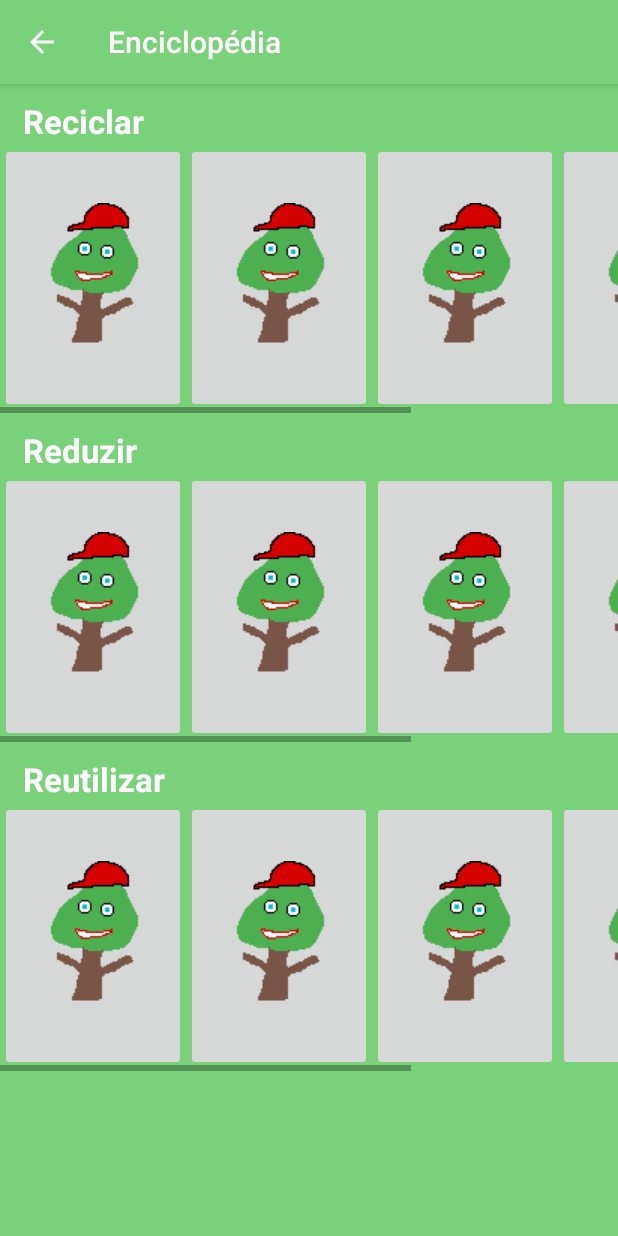
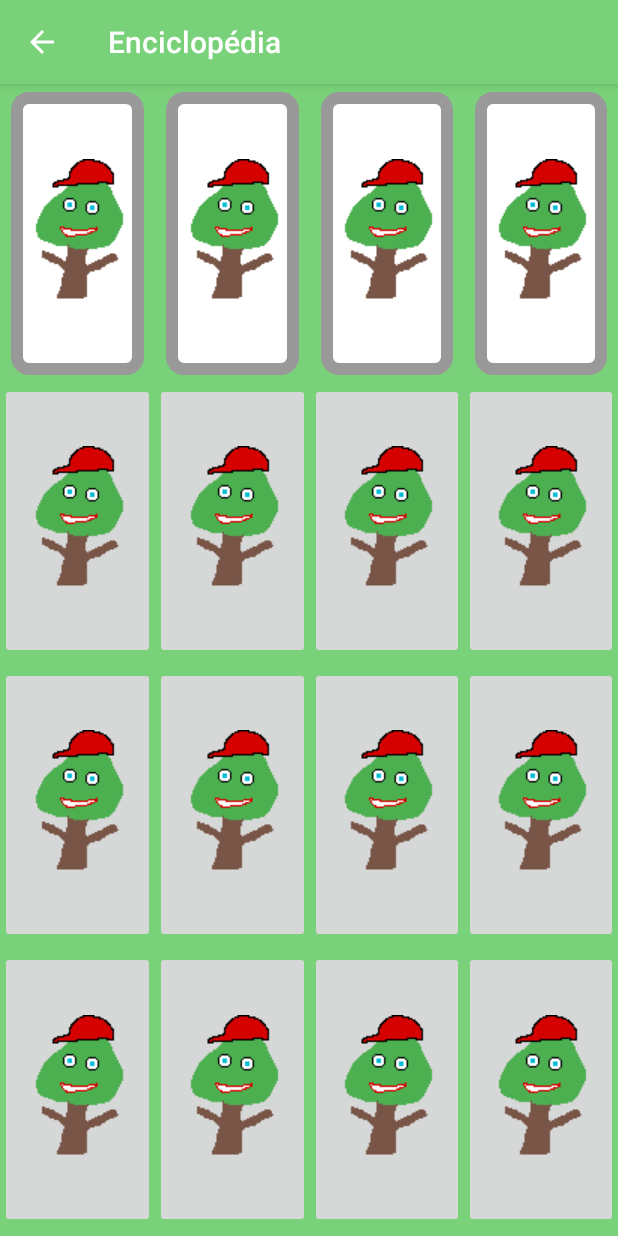
Before and after one commit to alexsn98/GoGreen, an Android app: the EnciclopediaActivity screen opened directly, with no data from a screen before it, on a phone screen of 412 x 824 dp. Run offline under Robolectric (Android 15) with nearby library versions, the phone set to English and light mode, and no system bars.

Commit message:
mudamos ecra das cartas, TODO: por em constraint

```diff
--- a/app/src/main/res/layout/activity_enciclopedia.xml
+++ b/app/src/main/res/layout/activity_enciclopedia.xml
@@ -10,30 +10,136 @@
 
     <LinearLayout
         android:layout_width="match_parent"
-        android:layout_height="wrap_content"
+        android:layout_height="match_parent"
         android:orientation="vertical"
         tools:context=".EnciclopediaActivity">
 
-        <TextView
-            android:id="@+id/textView12"
+        <LinearLayout
+            android:layout_width="wrap_content"
+            android:layout_height="10dp"
+            android:layout_weight="1"
+            android:paddingTop="5dp"
+            android:paddingBottom="5dp">
+
+            <ImageButton
+                android:id="@+id/imageButton19"
                 android:layout_width="match_parent"
-            android:layout_height="wrap_content"
+                android:layout_height="match_parent"
+                android:layout_marginLeft="7dp"
+                android:layout_marginRight="7dp"
                 android:layout_weight="1"
-            android:paddingLeft="15dp"
-            android:paddingTop="10dp"
-            android:text="@string/EnciclopediaReciclar"
-            android:textColor="#FFFF"
-            android:textSize="22sp"
-            android:textStyle="bold" />
+                android:background="@drawable/pop_up"
+                app:srcCompat="@drawable/avatar_tree" />
 
-        <HorizontalScrollView
+            <ImageButton
+                android:id="@+id/imageButton20"
                 android:layout_width="match_parent"
-            android:layout_height="180dp"
-            android:layout_weight="1">
+                android:layout_height="match_parent"
+                android:layout_marginLeft="7dp"
+                android:layout_marginRight="7dp"
+                android:layout_weight="1"
+                android:background="@drawable/pop_up"
+                app:srcCompat="@drawable/avatar_tree" />
+
+            <ImageButton
+                android:id="@+id/imageButton21"
+                android:layout_width="match_parent"
+                android:layout_height="match_parent"
+                android:layout_marginLeft="7dp"
+                android:layout_marginRight="7dp"
+                android:layout_weight="1"
+                android:background="@drawable/pop_up"
+                app:srcCompat="@drawable/avatar_tree" />
+
+            <ImageButton
+                android:id="@+id/imageButton22"
+                android:layout_width="match_parent"
+                android:layout_height="match_parent"
+                android:layout_marginLeft="7dp"
+                android:layout_marginRight="7dp"
+                android:layout_weight="1"
+                android:background="@drawable/pop_up"
+                app:srcCompat="@drawable/avatar_tree" />
+
+        </LinearLayout>
+
+        <LinearLayout
+            android:layout_width="match_parent"
+            android:layout_height="0dp"
+            android:layout_weight="1"
+            android:paddingBottom="5dp">
+
+            <ImageButton
+                android:id="@+id/imageButton15"
+                android:layout_width="match_parent"
+                android:layout_height="match_parent"
+                android:layout_weight="1"
+                app:srcCompat="@drawable/avatar_tree" />
+
+            <ImageButton
+                android:id="@+id/imageButton16"
+                android:layout_width="match_parent"
+                android:layout_height="match_parent"
+                android:layout_weight="1"
+                app:srcCompat="@drawable/avatar_tree" />
+
+            <ImageButton
+                android:id="@+id/imageButton17"
+                android:layout_width="match_parent"
+                android:layout_height="match_parent"
+                android:layout_weight="1"
+                app:srcCompat="@drawable/avatar_tree" />
+
+            <ImageButton
+                android:id="@+id/imageButton18"
+                android:layout_width="match_parent"
+                android:layout_height="match_parent"
+                android:layout_weight="1"
+                app:srcCompat="@drawable/avatar_tree" />
+
+        </LinearLayout>
 
         <LinearLayout
             android:layout_width="wrap_content"
-                android:layout_height="match_parent">
+            android:layout_height="0dp"
+            android:layout_weight="1"
+            android:paddingBottom="5dp">
+
+            <ImageButton
+                android:id="@+id/imageButton6"
+                android:layout_width="match_parent"
+                android:layout_height="match_parent"
+                android:layout_weight="1"
+                app:srcCompat="@drawable/avatar_tree" />
+
+            <ImageButton
+                android:id="@+id/imageButton7"
+                android:layout_width="match_parent"
+                android:layout_height="match_parent"
+                android:layout_weight="1"
+                app:srcCompat="@drawable/avatar_tree" />
+
+            <ImageButton
+                android:id="@+id/imageButton8"
+                android:layout_width="match_parent"
+                android:layout_height="match_parent"
+                android:layout_weight="1"
+                app:srcCompat="@drawable/avatar_tree" />
+
+            <ImageButton
+                android:id="@+id/imageButton9"
+                android:layout_width="match_parent"
+                android:layout_height="match_parent"
+                android:layout_weight="1"
+                app:srcCompat="@drawable/avatar_tree" />
+
+        </LinearLayout>
+
+        <LinearLayout
+            android:layout_width="wrap_content"
+            android:layout_height="0dp"
+            android:layout_weight="1"
+            android:paddingBottom="5dp">
 
             <ImageButton
                 android:id="@+id/fact1"
@@ -65,149 +171,9 @@
                 android:layout_weight="1"
                 app:srcCompat="@drawable/avatar_tree" />
 
-                <ImageButton
-                    android:id="@+id/imageButton5"
-                    android:layout_width="match_parent"
-                    android:layout_height="match_parent"
-                    android:layout_weight="1"
-                    app:srcCompat="@drawable/avatar_tree" />
         </LinearLayout>
-        </HorizontalScrollView>
 
 
     </LinearLayout>
 
-    <LinearLayout
-        android:layout_width="match_parent"
-        android:layout_height="wrap_content"
-        android:orientation="vertical"
-        tools:context=".EnciclopediaActivity">
-
-        <TextView
-            android:id="@+id/textView13"
-            android:layout_width="match_parent"
-            android:layout_height="wrap_content"
-            android:layout_weight="1"
-            android:paddingLeft="15dp"
-            android:paddingTop="10dp"
-            android:text="@string/EnciclopediaReduzir"
-            android:textColor="#FFFF"
-            android:textSize="22sp"
-            android:textStyle="bold" />
-
-        <HorizontalScrollView
-            android:layout_width="match_parent"
-            android:layout_height="180dp"
-            android:layout_weight="1">
-
-            <LinearLayout
-                android:layout_width="wrap_content"
-                android:layout_height="match_parent">
-
-                <ImageButton
-                    android:id="@+id/imageButton6"
-                    android:layout_width="match_parent"
-                    android:layout_height="match_parent"
-                    android:layout_weight="1"
-                    app:srcCompat="@drawable/avatar_tree" />
-
-                <ImageButton
-                    android:id="@+id/imageButton7"
-                    android:layout_width="match_parent"
-                    android:layout_height="match_parent"
-                    android:layout_weight="1"
-                    app:srcCompat="@drawable/avatar_tree" />
-
-                <ImageButton
-                    android:id="@+id/imageButton8"
-                    android:layout_width="match_parent"
-                    android:layout_height="match_parent"
-                    android:layout_weight="1"
-                    app:srcCompat="@drawable/avatar_tree" />
-
-                <ImageButton
-                    android:id="@+id/imageButton9"
-                    android:layout_width="match_parent"
-                    android:layout_height="match_parent"
-                    android:layout_weight="1"
-                    app:srcCompat="@drawable/avatar_tree" />
-
-                <ImageButton
-                    android:id="@+id/imageButton10"
-                    android:layout_width="match_parent"
-                    android:layout_height="match_parent"
-                    android:layout_weight="1"
-                    app:srcCompat="@drawable/avatar_tree" />
 </LinearLayout>
-        </HorizontalScrollView>
-
-    </LinearLayout>
-
-    <LinearLayout
-        android:layout_width="match_parent"
-        android:layout_height="wrap_content"
-        android:orientation="vertical"
-        android:textColor="#FFFF"
-        android:textSize="22sp"
-        android:textStyle="bold"
-        tools:context=".EnciclopediaActivity">
-
-        <TextView
-            android:id="@+id/textView14"
-            android:layout_width="match_parent"
-            android:layout_height="wrap_content"
-            android:layout_weight="1"
-            android:paddingLeft="15dp"
-            android:paddingTop="10dp"
-            android:text="@string/EnciclopediaReutilizar"
-            android:textColor="#FFFF"
-            android:textSize="22sp"
-            android:textStyle="bold" />
-
-        <HorizontalScrollView
-            android:layout_width="match_parent"
-            android:layout_height="180dp"
-            android:layout_weight="1">
-
-            <LinearLayout
-                android:layout_width="wrap_content"
-                android:layout_height="match_parent">
-
-                <ImageButton
-                    android:id="@+id/imageButton11"
-                    android:layout_width="match_parent"
-                    android:layout_height="match_parent"
-                    android:layout_weight="1"
-                    app:srcCompat="@drawable/avatar_tree" />
-
-                <ImageButton
-                    android:id="@+id/imageButton12"
-                    android:layout_width="match_parent"
-                    android:layout_height="match_parent"
-                    android:layout_weight="1"
-                    app:srcCompat="@drawable/avatar_tree" />
-
-                <ImageButton
-                    android:id="@+id/imageButton13"
-                    android:layout_width="match_parent"
-                    android:layout_height="match_parent"
-                    android:layout_weight="1"
-                    app:srcCompat="@drawable/avatar_tree" />
-
-                <ImageButton
-                    android:id="@+id/imageButton14"
-                    android:layout_width="match_parent"
-                    android:layout_height="match_parent"
-                    android:layout_weight="1"
-                    app:srcCompat="@drawable/avatar_tree" />
-
-                <ImageButton
-                    android:id="@+id/imageButton15"
-                    android:layout_width="match_parent"
-                    android:layout_height="match_parent"
-                    android:layout_weight="1"
-                    app:srcCompat="@drawable/avatar_tree" />
-            </LinearLayout>
-        </HorizontalScrollView>
-    </LinearLayout>
-</LinearLayout>
```
Lines whose indentation alone changed are shown as unchanged.
